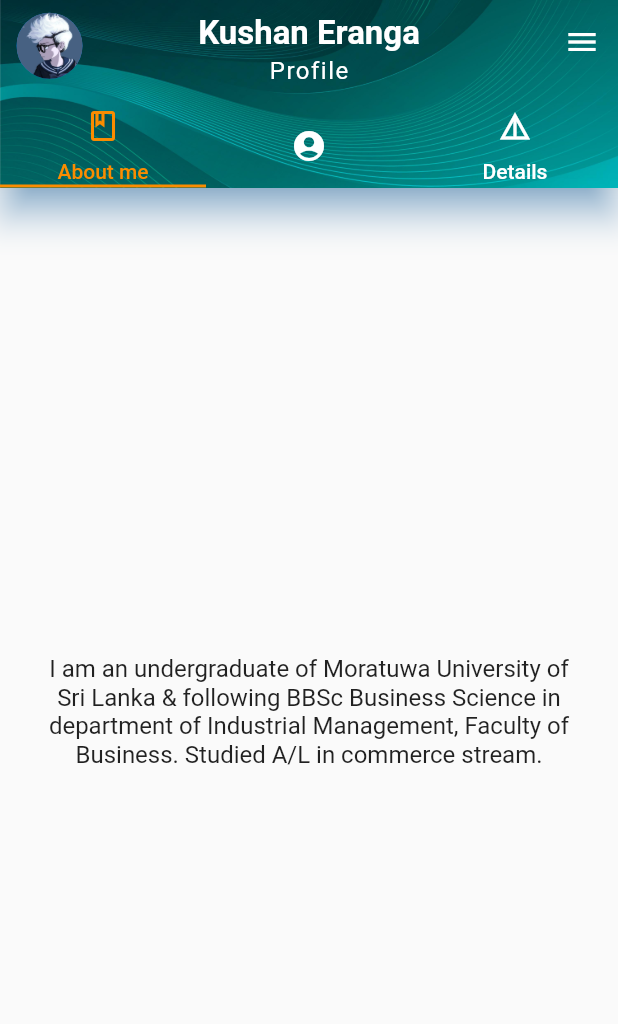
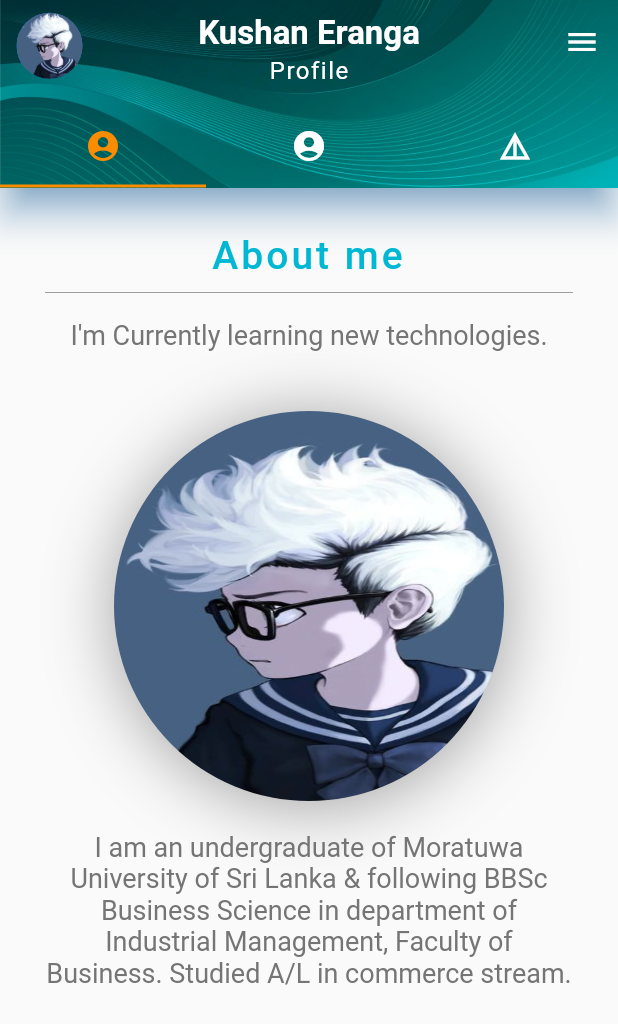
Before and after one commit to kushaneranga/Personal-App, a Flutter app: the screen it shows after launch, on a phone screen of 412 x 824 dp. Shown: the top 1024 px of the screen. Run offline on Flutter 3.47's test engine with Material 2 defaults, Android fonts, the phone set to English and light mode, and no system bars.

Commit message:
Personal App

```diff
--- a/personal_app/lib/screens/home_page.dart
+++ b/personal_app/lib/screens/home_page.dart
@@ -89,8 +89,7 @@ class _MyHomePageState extends State<MyHomePage> {
                   Container(
                     height: 52.0,
                     child: Tab(
-                      icon: Icon(Icons.book_outlined),
-                      text: 'About me',
+                      icon: Icon(Icons.account_circle),
                     ),
                   ),
                   Container(
@@ -103,7 +102,6 @@ class _MyHomePageState extends State<MyHomePage> {
                     height: 52.0,
                     child: Tab(
                       icon: Icon(Icons.details),
-                      text: 'Details',
                     ),
                   ),
                 ],
@@ -116,18 +114,73 @@ class _MyHomePageState extends State<MyHomePage> {
         body: TabBarView(
           children: [
             Container(
-              alignment: Alignment.center,
               child: ListView(
-                shrinkWrap: true,
+                shrinkWrap: false,
                 scrollDirection: Axis.vertical,
                 padding: const EdgeInsets.all(30.0),
                 children: <Widget>[
-                  Text(
-                    '''I am an undergraduate of Moratuwa University of Sri Lanka & following BBSc Business Science in department of Industrial Management, Faculty of Business. Studied A/L in commerce stream.''',
-                    maxLines: 20,
-                    textAlign: TextAlign.center,
-                    style: TextStyle(
-                      fontSize: 16.0,
+                  Container(
+                    padding: const EdgeInsets.only(bottom: 2.0),
+                    child: Text(
+                      "About me",
+                      maxLines: 1,
+                      textAlign: TextAlign.center,
+                      style: TextStyle(
+                        fontSize: 26.0,
+                        fontWeight: FontWeight.w500,
+                        letterSpacing: 2.0,
+                        color: Colors.cyanAccent[700],
+                      ),
+                    ),
+                  ),
+                  const Divider(
+                    color: Colors.grey,
+                    thickness: 0.0,
+                  ),
+                  Container(
+                    padding: const EdgeInsets.only(top: 10.0, bottom: 30.0),
+                    child: Text(
+                      "I'm Currently learning new technologies.",
+                      maxLines: 3,
+                      textAlign: TextAlign.center,
+                      style: TextStyle(
+                        fontSize: 18.0,
+                        fontWeight: FontWeight.normal,
+                        color: Colors.grey[600],
+                      ),
+                    ),
+                  ),
+                  Container(
+                    padding: EdgeInsets.only(top: 10.0, bottom: 20.0,),
+                    child: Container(
+                      width: 260,
+                      height: 260,
+                      decoration: BoxDecoration(
+                        shape: BoxShape.circle,
+                        image: DecorationImage(
+                            image: AssetImage('assets/my_avatar.jpg'),
+                            fit: BoxFit.fill,
+                        ),
+                        boxShadow: [
+                          BoxShadow(
+                            blurRadius: 40,
+                            color: Colors.grey,
+                            offset: Offset(1,3),
+                          ),
+                        ],
+                      ),
+                    ),
+                  ),
+                  Container(
+                    child: Text(
+                      "I am an undergraduate of Moratuwa University of Sri Lanka & following BBSc Business Science in department of Industrial Management, Faculty of Business. Studied A/L in commerce stream.",
+                      maxLines: 20,
+                      textAlign: TextAlign.center,
+                      style: TextStyle(
+                        fontSize: 18.0,
+                        fontWeight: FontWeight.normal,
+                        color: Colors.grey[600],
+                      ),
                     ),
                   ),
                 ],
```
